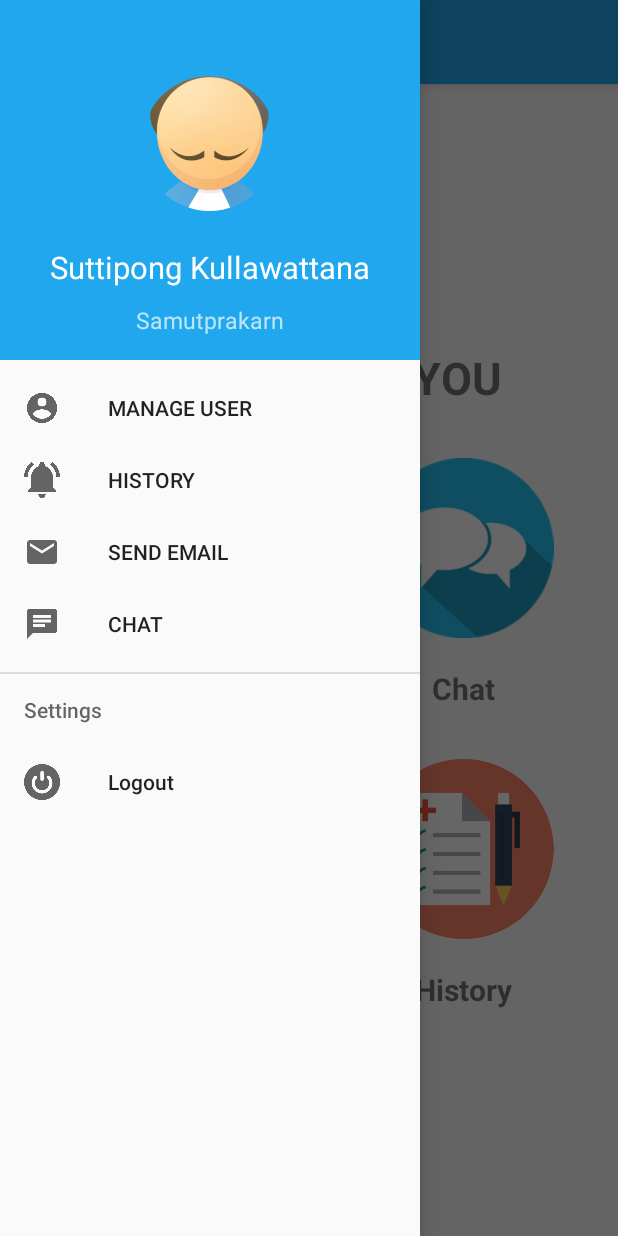
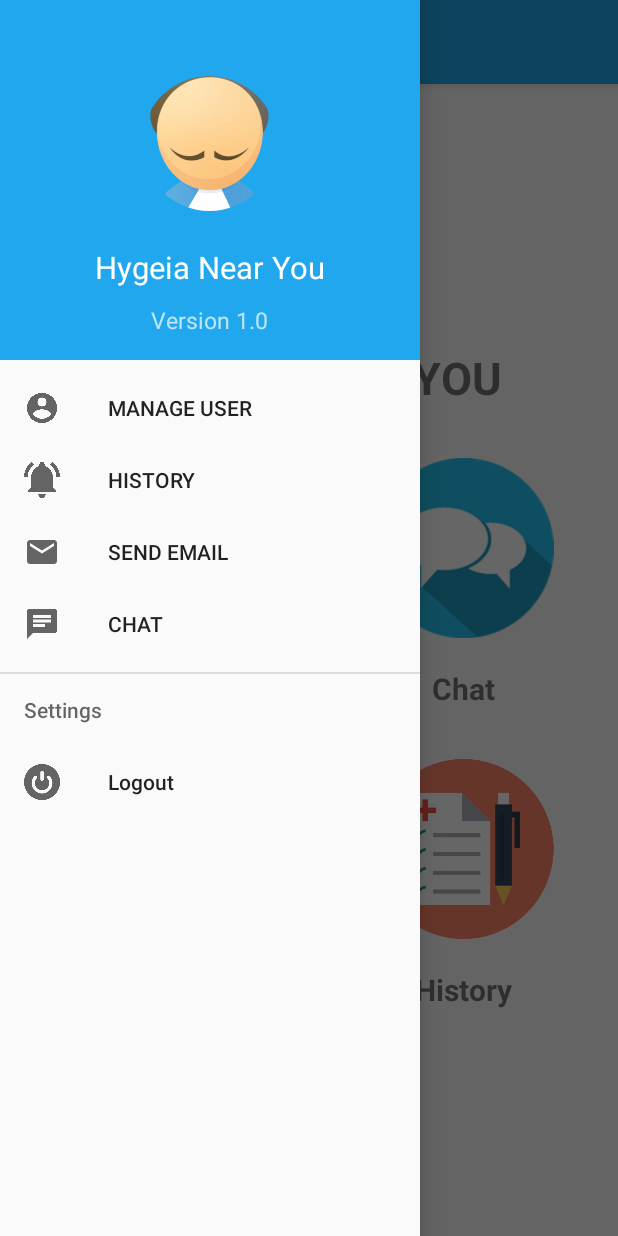
Before and after one commit to kullawattana/Hygeia, an Android app: the ProfileActivity screen opened directly, with no data from a screen before it, with the side drawer open, on a phone screen of 412 x 824 dp. Run offline under Robolectric (Android 15) with nearby library versions, the phone set to English and light mode, and no system bars; our stand-ins replace CircleImageView, sdp/ssp sizes; libraries missing offline, so code that uses them is left out: .

Commit message:
Update Application

```diff
--- a/app/src/main/res/layout/fragment_profile.xml
+++ b/app/src/main/res/layout/fragment_profile.xml
@@ -18,7 +18,7 @@
             android:layout_width="70dp"
             android:layout_height="70dp"
             android:layout_gravity="center"
-            android:src="@drawable/oldman_icon"
+            android:src="@drawable/hygeia"
             android:id="@+id/circleView"/>
 
         <TextView
--- a/app/src/main/res/values/strings.xml
+++ b/app/src/main/res/values/strings.xml
@@ -113,8 +113,8 @@
     <string name="navigation_drawer_open">Open navigation drawer</string>
     <string name="navigation_drawer_close">Close navigation drawer</string>
     <string name="action_settings">Settings</string>
-    <string name="profile_name">Suttipong Kullawattana</string>
-    <string name="country_location">Samutprakarn</string>
+    <string name="profile_name">Hygeia Near You</string>
+    <string name="country_location">Version 1.0</string>
     <string name="menu_activity">MANAGE USER</string>
     <string name="menu_history">HISTORY</string>
     <string name="menu_edit_data">SEND EMAIL</string>
```
